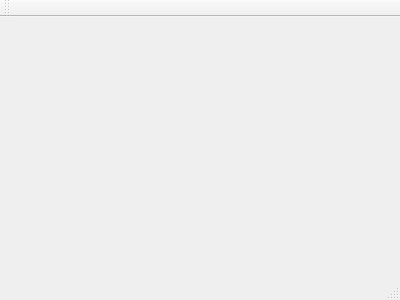
The window that C-Compiler/mainwindow.ui (LeeeeoLiu/Compiler) describes before a commit, drawn with Qt 5.
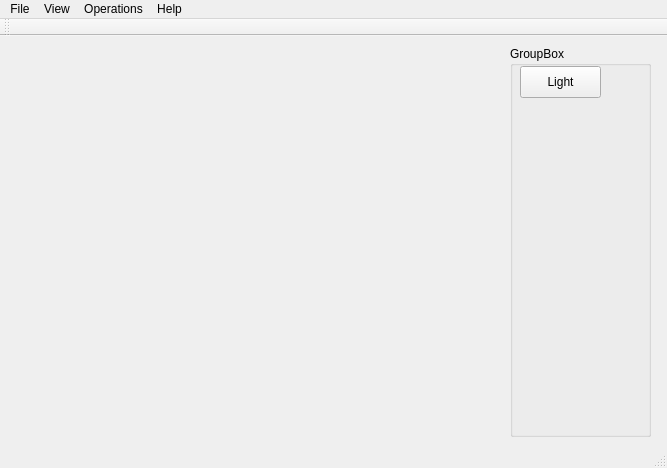
The same window after the commit. Custom widgets are drawn as their Qt base class.

Patch:
```diff
--- a/C-Compiler/mainwindow.ui
+++ b/C-Compiler/mainwindow.ui
@@ -1,24 +1,131 @@
 <ui version="4.0">
  <class>MainWindow</class>
- <widget class="QMainWindow" name="MainWindow" >
-  <property name="geometry" >
+ <widget class="QMainWindow" name="MainWindow">
+  <property name="geometry">
    <rect>
     <x>0</x>
     <y>0</y>
-    <width>400</width>
-    <height>300</height>
+    <width>667</width>
+    <height>468</height>
    </rect>
   </property>
   <property name="windowTitle" >
    <string>MainWindow</string>
   </property>
-  <widget class="QMenuBar" name="menuBar" />
-  <widget class="QToolBar" name="mainToolBar" />
-  <widget class="QWidget" name="centralWidget" />
-  <widget class="QStatusBar" name="statusBar" />
+  <widget class="QWidget" name="centralWidget">
+   <widget class="View" name="widget" native="true">
+    <property name="geometry">
+     <rect>
+      <x>20</x>
+      <y>10</y>
+      <width>451</width>
+      <height>381</height>
+     </rect>
+    </property>
+   </widget>
+   <widget class="QGroupBox" name="groupBox">
+    <property name="geometry">
+     <rect>
+      <x>510</x>
+      <y>10</y>
+      <width>141</width>
+      <height>391</height>
+     </rect>
+    </property>
+    <property name="title">
+     <string>GroupBox</string>
+    </property>
+    <widget class="QPushButton" name="pushButton">
+     <property name="geometry">
+      <rect>
+       <x>10</x>
+       <y>20</y>
+       <width>81</width>
+       <height>32</height>
+      </rect>
+     </property>
+     <property name="text">
+      <string>Light</string>
+     </property>
+    </widget>
+   </widget>
+  </widget>
+  <widget class="QMenuBar" name="menuBar">
+   <property name="geometry">
+    <rect>
+     <x>0</x>
+     <y>0</y>
+     <width>667</width>
+     <height>22</height>
+    </rect>
+   </property>
+   <widget class="QMenu" name="menuFile">
+    <property name="title">
+     <string>File</string>
+    </property>
+   </widget>
+   <widget class="QMenu" name="menuView">
+    <property name="title">
+     <string>View</string>
+    </property>
+    <addaction name="actionXZ_Plane"/>
+    <addaction name="actionTest"/>
+   </widget>
+   <widget class="QMenu" name="menuOperations">
+    <property name="title">
+     <string>Operations</string>
+    </property>
+   </widget>
+   <widget class="QMenu" name="menuHelp">
+    <property name="title">
+     <string>Help</string>
+    </property>
+    <addaction name="actionHelp"/>
+   </widget>
+   <addaction name="menuFile"/>
+   <addaction name="menuView"/>
+   <addaction name="menuOperations"/>
+   <addaction name="menuHelp"/>
+  </widget>
+  <widget class="QToolBar" name="mainToolBar">
+   <attribute name="toolBarArea">
+    <enum>TopToolBarArea</enum>
+   </attribute>
+   <attribute name="toolBarBreak">
+    <bool>false</bool>
+   </attribute>
+  </widget>
+  <widget class="QStatusBar" name="statusBar"/>
+  <action name="actionKeyboard_Info">
+   <property name="text">
+    <string>Keyboard Info</string>
+   </property>
+  </action>
+  <action name="actionXZ_Plane">
+   <property name="text">
+    <string>XZ Plane</string>
+   </property>
+  </action>
+  <action name="actionHelp">
+   <property name="text">
+    <string>Help</string>
+   </property>
+  </action>
+  <action name="actionTest">
+   <property name="text">
+    <string>test</string>
+   </property>
+  </action>
  </widget>
- <layoutDefault spacing="6" margin="11" />
- <pixmapfunction></pixmapfunction>
+ <layoutdefault spacing="6" margin="11"/>
+ <customwidgets>
+  <customwidget>
+   <class>View</class>
+   <extends>QWidget</extends>
+   <header location="global">view.h</header>
+   <container>1</container>
+  </customwidget>
+ </customwidgets>
  <resources/>
  <connections/>
 </ui>
```
Left out of the diff: 3 changed lines with no effect on the pictures.
